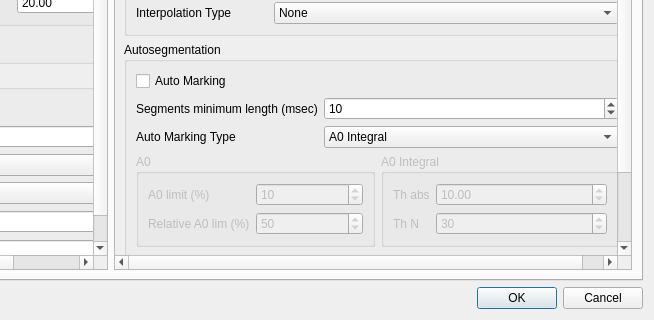
First picture: the form in settingsdialog.ui, repository zhitko/inton-trainer, before the edit; both pictures show x 432 to 1086 and y 508 to 828 of the 1086 by 828 pixel window.
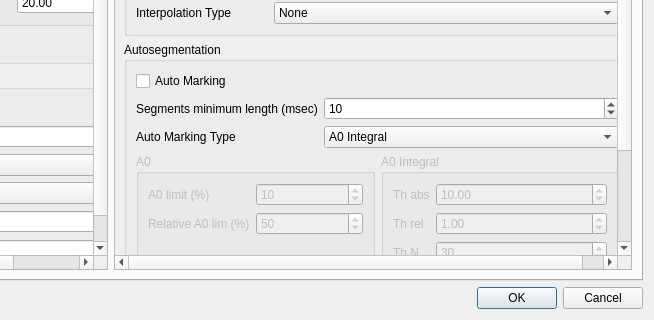
Second picture: the form after the edit. The open tabs and pages were chosen to show the change. Icons and pictures are not drawn.

```diff
--- a/settingsdialog.ui
+++ b/settingsdialog.ui
@@ -959,9 +959,9 @@
           <property name="geometry">
            <rect>
             <x>0</x>
-            <y>0</y>
+            <y>-67</y>
             <width>504</width>
-            <height>778</height>
+            <height>813</height>
            </rect>
           </property>
           <layout class="QGridLayout" name="gridLayout_11">
@@ -1450,14 +1450,14 @@
                        </property>
                       </widget>
                      </item>
-                     <item row="1" column="0">
+                     <item row="2" column="0">
                       <widget class="QLabel" name="automarkingA0IntThN">
                        <property name="text">
                         <string>Th N</string>
                        </property>
                       </widget>
                      </item>
-                     <item row="1" column="1">
+                     <item row="2" column="1">
                       <widget class="QSpinBox" name="markoutA0IntThN">
                        <property name="minimum">
                         <number>1</number>
@@ -1467,6 +1467,23 @@
                        </property>
                       </widget>
                      </item>
+                     <item row="1" column="0">
+                      <widget class="QLabel" name="label_40">
+                       <property name="text">
+                        <string>Th rel</string>
+                       </property>
+                      </widget>
+                     </item>
+                     <item row="1" column="1">
+                      <widget class="QDoubleSpinBox" name="markoutA0IntA0rel">
+                       <property name="singleStep">
+                        <double>0.010000000000000</double>
+                       </property>
+                       <property name="value">
+                        <double>1.000000000000000</double>
+                       </property>
+                      </widget>
+                     </item>
                     </layout>
                    </widget>
                   </item>
```
Left out of the diff: 2 changed lines with no effect on the pictures.
